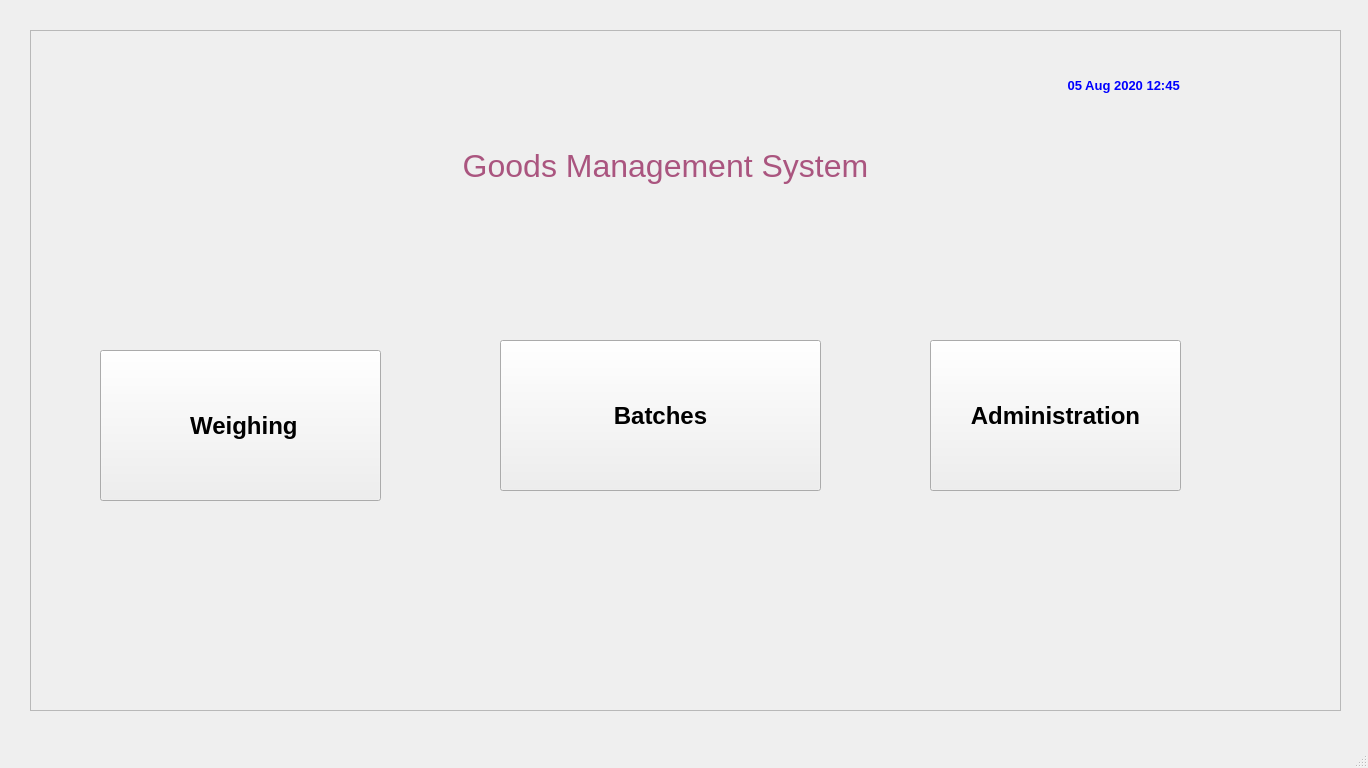
The window that FCI/ui/fci_01_main.ui (sanjaymanegit/testRepo) describes before a commit, drawn with Qt 5.
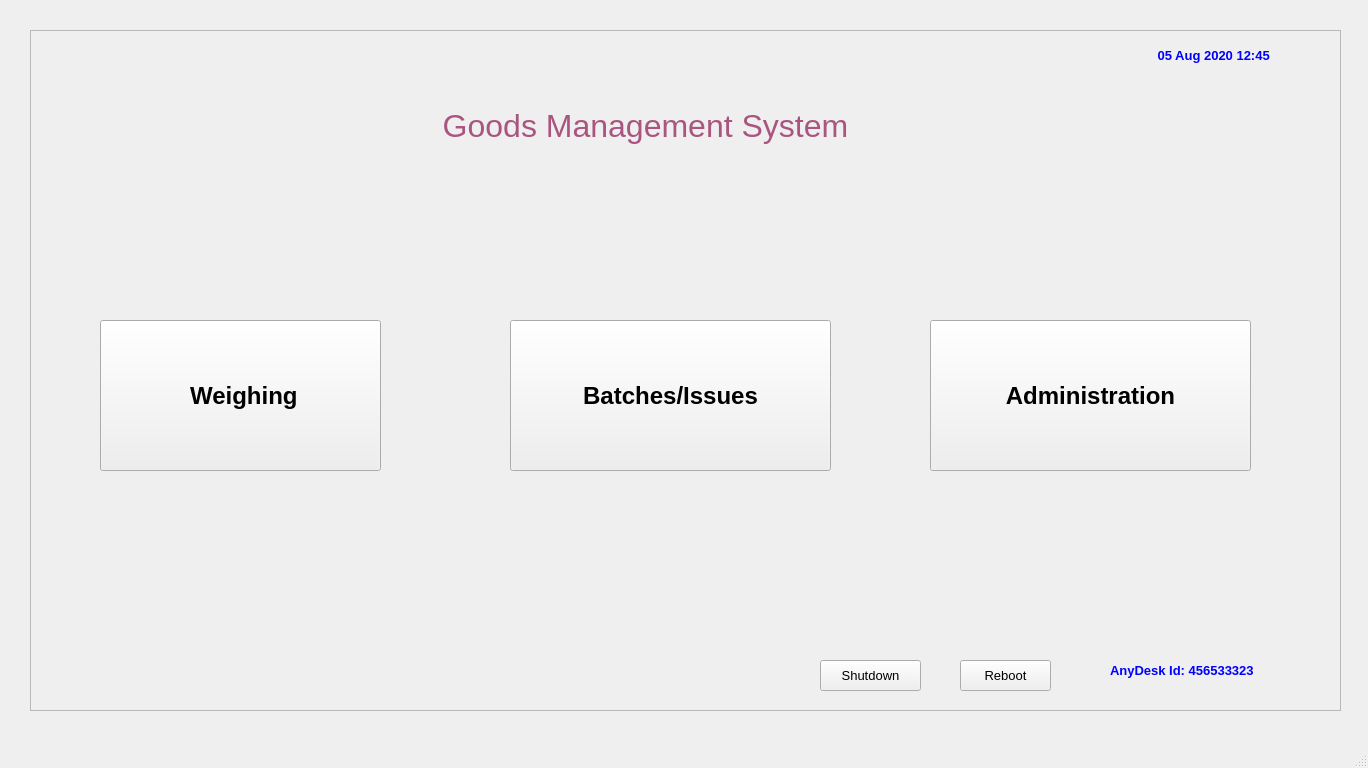
The same window after the commit.

What changed in the file:
```diff
--- a/FCI/ui/fci_01_main.ui
+++ b/FCI/ui/fci_01_main.ui
@@ -39,7 +39,7 @@
      <property name="geometry">
       <rect>
        <x>70</x>
-       <y>320</y>
+       <y>290</y>
        <width>281</width>
        <height>151</height>
       </rect>
@@ -60,8 +60,8 @@
      <property name="geometry">
       <rect>
        <x>900</x>
-       <y>310</y>
-       <width>251</width>
+       <y>290</y>
+       <width>321</width>
        <height>151</height>
       </rect>
      </property>
@@ -80,8 +80,8 @@
     <widget class="QPushButton" name="pushButton_4">
      <property name="geometry">
       <rect>
-       <x>470</x>
-       <y>310</y>
+       <x>480</x>
+       <y>290</y>
        <width>321</width>
        <height>151</height>
       </rect>
@@ -95,16 +95,16 @@
       </font>
      </property>
      <property name="text">
-      <string>Batches</string>
+      <string>Batches/Issues</string>
      </property>
     </widget>
     <widget class="QLabel" name="label">
      <property name="geometry">
       <rect>
-       <x>360</x>
-       <y>70</y>
+       <x>340</x>
+       <y>50</y>
        <width>551</width>
-       <height>131</height>
+       <height>91</height>
       </rect>
      </property>
      <property name="font">
@@ -125,8 +125,8 @@
     <widget class="QLabel" name="label_20">
      <property name="geometry">
       <rect>
-       <x>970</x>
-       <y>40</y>
+       <x>1060</x>
+       <y>10</y>
        <width>251</width>
        <height>31</height>
       </rect>
@@ -150,6 +150,76 @@
       <set>Qt::AlignCenter</set>
      </property>
     </widget>
+    <widget class="QPushButton" name="pushButton_2">
+     <property name="geometry">
+      <rect>
+       <x>790</x>
+       <y>630</y>
+       <width>101</width>
+       <height>31</height>
+      </rect>
+     </property>
+     <property name="font">
+      <font>
+       <family>MS Sans Serif</family>
+       <pointsize>10</pointsize>
+       <weight>50</weight>
+       <bold>false</bold>
+      </font>
+     </property>
+     <property name="text">
+      <string>Shutdown</string>
+     </property>
+    </widget>
+    <widget class="QPushButton" name="pushButton_5">
+     <property name="geometry">
+      <rect>
+       <x>930</x>
+       <y>630</y>
+       <width>91</width>
+       <height>31</height>
+      </rect>
+     </property>
+     <property name="font">
+      <font>
+       <family>MS Sans Serif</family>
+       <pointsize>10</pointsize>
+       <weight>50</weight>
+       <bold>false</bold>
+      </font>
+     </property>
+     <property name="text">
+      <string>Reboot</string>
+     </property>
+    </widget>
+    <widget class="QLabel" name="label_21">
+     <property name="geometry">
+      <rect>
+       <x>1080</x>
+       <y>620</y>
+       <width>171</width>
+       <height>41</height>
+      </rect>
+     </property>
+     <property name="font">
+      <font>
+       <family>MS Sans Serif</family>
+       <pointsize>10</pointsize>
+       <weight>75</weight>
+       <bold>true</bold>
+       <underline>false</underline>
+      </font>
+     </property>
+     <property name="styleSheet">
+      <string notr="true">color: rgb(0, 0, 255);</string>
+     </property>
+     <property name="text">
+      <string>AnyDesk Id: 456533323</string>
+     </property>
+     <property name="alignment">
+      <set>Qt::AlignLeading|Qt::AlignLeft|Qt::AlignVCenter</set>
+     </property>
+    </widget>
    </widget>
   </widget>
   <widget class="QMenuBar" name="menubar">
```
